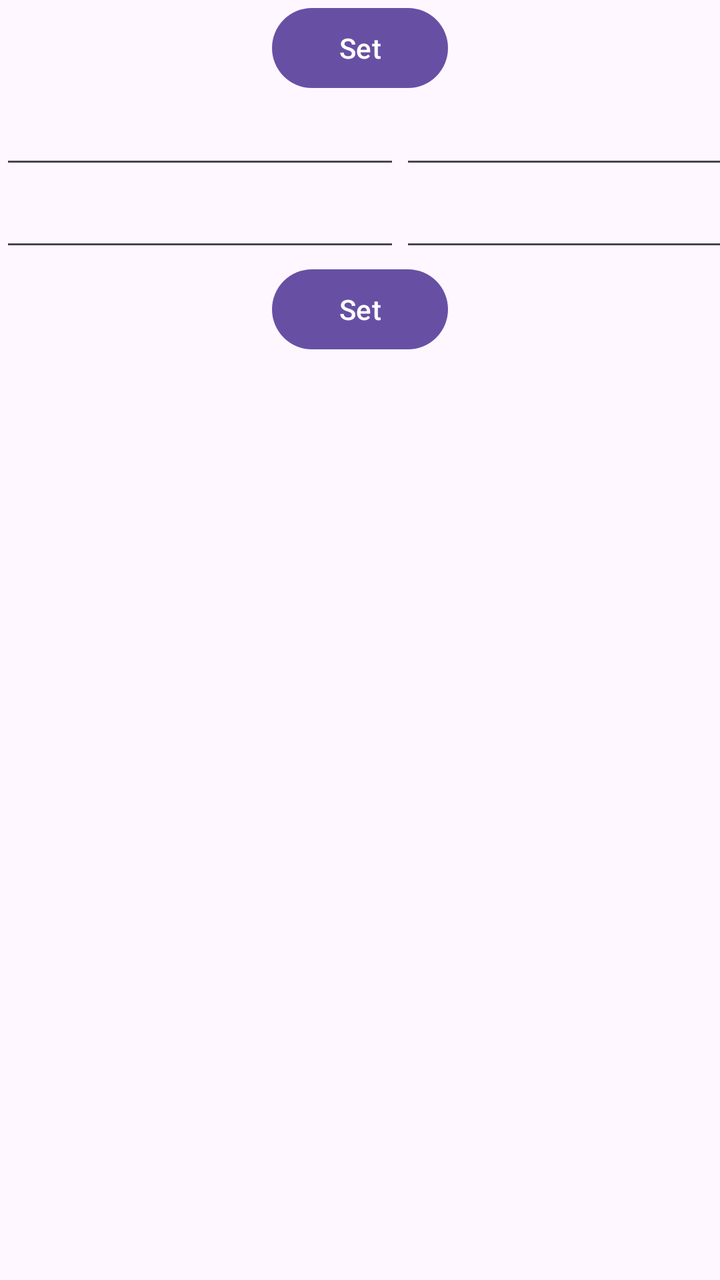
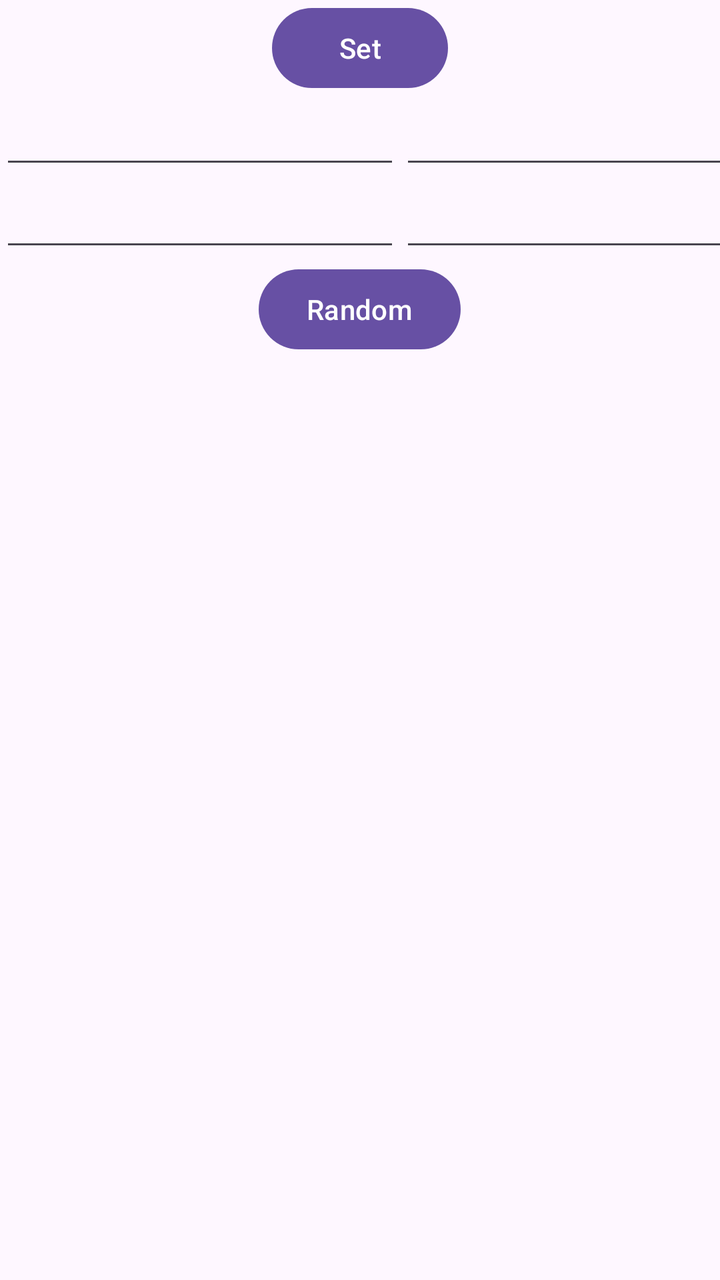

Compare the two renders of this Android layout. The source of the first and the diff that turns it into the second are given below.
<!-- AndroidManifest.xml: application theme Theme.PracticalTest01var07 -->
<!-- res/layout/activity_practical_test01_var07_main.xml -->
<?xml version="1.0" encoding="utf-8"?>
<LinearLayout xmlns:android="http://schemas.android.com/apk/res/android"
    android:layout_width="match_parent"
    android:layout_height="wrap_content"
    android:orientation="vertical">

<Button
    android:id="@+id/set_b"
    android:layout_width="wrap_content"
    android:layout_height="wrap_content"
    android:layout_gravity="center"
    android:text = "Set"
     />

    <GridLayout
    android:layout_width="match_parent"
    android:layout_height="wrap_content"
    android:rowCount="2"
    android:columnCount="2"
        >


        <EditText
        android:id="@+id/left_top_edit"
        android:layout_row="0"
            android:layout_width="200dp"
        android:layout_column="0" />

        <EditText
            android:id="@+id/right_top_edit"
            android:layout_row="0"
            android:layout_width="200dp"

            android:layout_column="1" />


        <EditText
            android:id="@+id/left_bottom_edit"
            android:layout_row="1"
            android:layout_width="200dp"

            android:layout_column="0" />


        <EditText
            android:id="@+id/right_bottom_edit"
            android:layout_row="1"
            android:layout_width="200dp"

            android:layout_column="1" />


    </GridLayout>


    <Button
        android:id="@+id/random_but"
        android:layout_width="wrap_content"
        android:layout_height="wrap_content"
        android:layout_gravity="center"
        android:text = "Set"
        />
    </LinearLayout>
<!-- resources referenced by this layout -->
<resources>
  <style name="Theme.PracticalTest01var07" parent="Base.Theme.PracticalTest01var07" />
  <style name="Base.Theme.PracticalTest01var07" parent="Theme.Material3.DayNight.NoActionBar">
          
          
      </style>
</resources>

<!-- the commit's change to res/layout/activity_practical_test01_var07_main.xml (unified diff, before → after) -->
@@ -39,6 +39,7 @@
             android:layout_row="1"
             android:layout_width="200dp"
 
+
             android:layout_column="0" />
 
 
@@ -58,6 +59,6 @@
         android:layout_width="wrap_content"
         android:layout_height="wrap_content"
         android:layout_gravity="center"
-        android:text = "Set"
+        android:text = "Random"
         />
     </LinearLayout>
